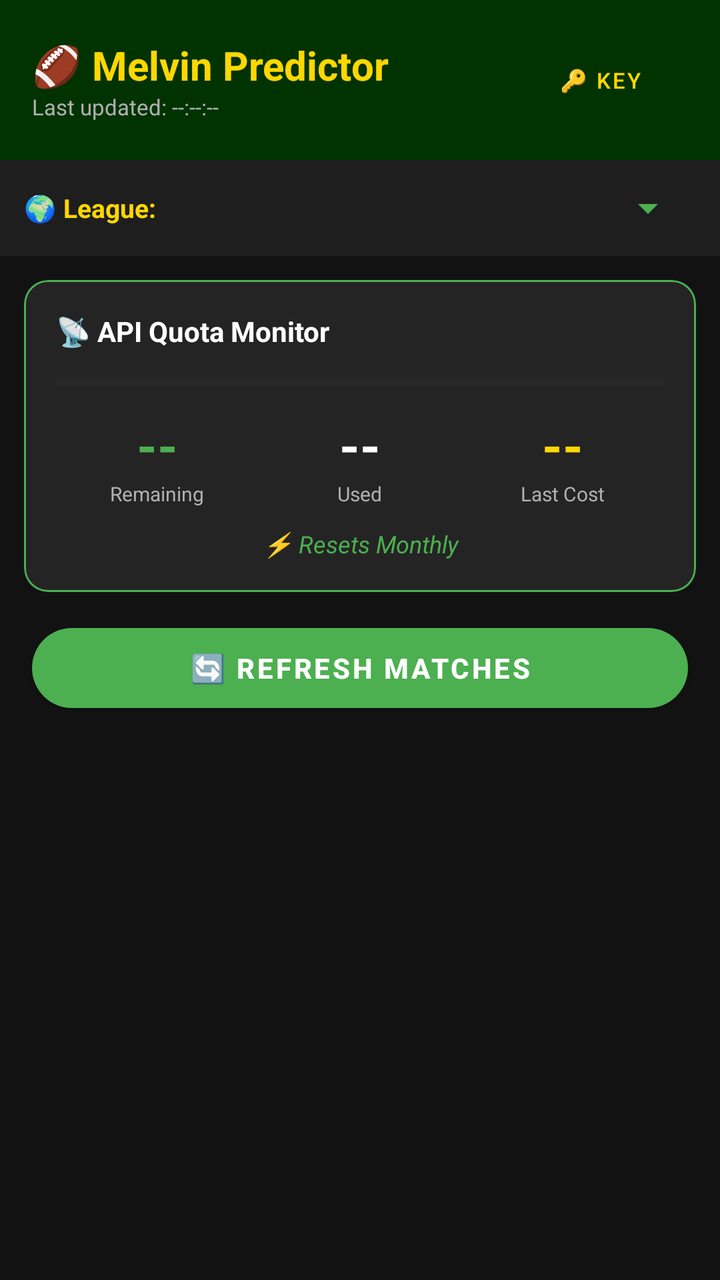
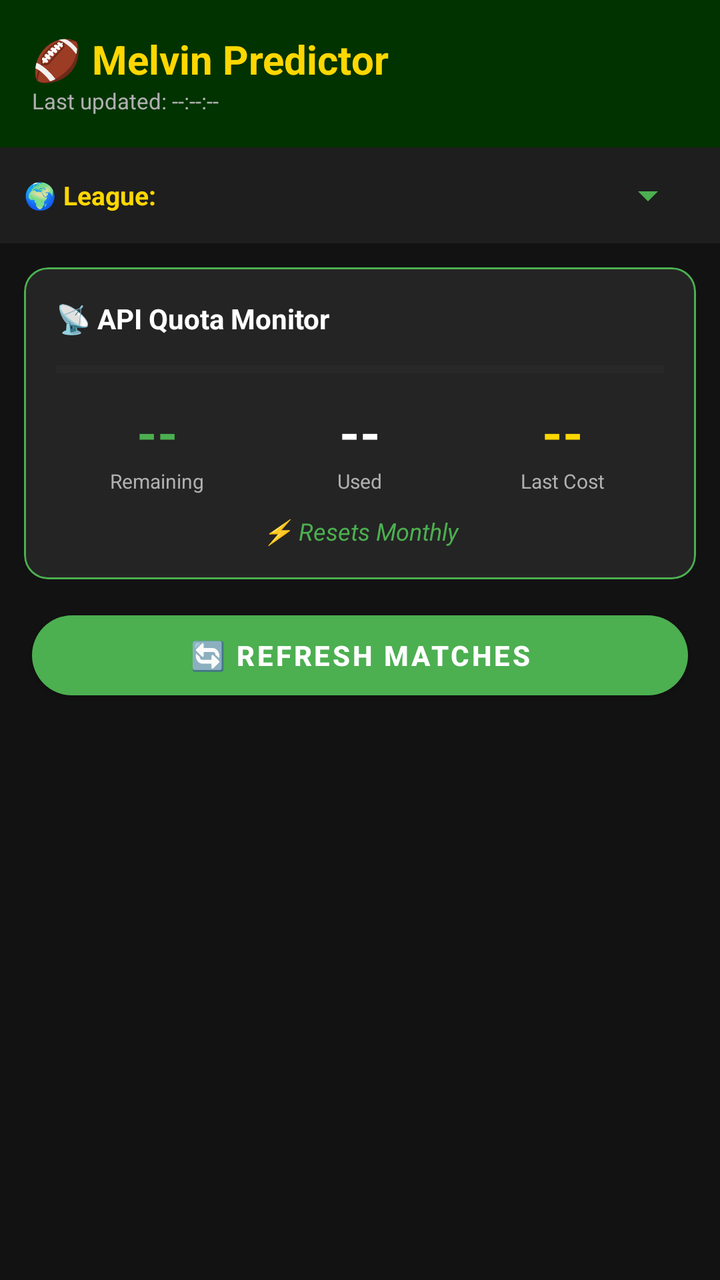

Two renders of the same Android screen: before a commit and after it. Below are the layout's source before the change and the commit's diff.
<!-- AndroidManifest.xml: application theme Theme.MelvinPredictor -->
<!-- res/layout/activity_main.xml -->
<?xml version="1.0" encoding="utf-8"?>
<LinearLayout
    xmlns:android="http://schemas.android.com/apk/res/android"
    xmlns:app="http://schemas.android.com/apk/res-auto"
    android:layout_width="match_parent"
    android:layout_height="match_parent"
    android:orientation="vertical"
    android:background="@color/background">

    
    <LinearLayout
        android:layout_width="match_parent"
        android:layout_height="wrap_content"
        android:orientation="horizontal"
        android:background="@color/primary_dark"
        android:padding="16dp"
        android:gravity="center_vertical">

        <LinearLayout
            android:layout_width="0dp"
            android:layout_height="wrap_content"
            android:layout_weight="1"
            android:orientation="vertical">

            <TextView
                android:layout_width="wrap_content"
                android:layout_height="wrap_content"
                android:text="🏈 Melvin Predictor"
                android:textColor="@color/accent"
                android:textSize="20sp"
                android:textStyle="bold"/>

            <TextView
                android:id="@+id/tvLastUpdated"
                android:layout_width="wrap_content"
                android:layout_height="wrap_content"
                android:text="Last updated: --:--:--"
                android:textColor="@color/text_secondary"
                android:textSize="11sp"/>
        </LinearLayout>

        <com.google.android.material.button.MaterialButton
            android:id="@+id/btnChangeKey"
            style="@style/Widget.MaterialComponents.Button.TextButton"
            android:layout_width="wrap_content"
            android:layout_height="wrap_content"
            android:text="🔑 Key"
            android:textColor="@color/accent"
            android:textSize="11sp"/>
    </LinearLayout>

    
    <LinearLayout
        android:layout_width="match_parent"
        android:layout_height="wrap_content"
        android:orientation="horizontal"
        android:padding="12dp"
        android:gravity="center_vertical"
        android:background="@color/surface">

        <TextView
            android:layout_width="wrap_content"
            android:layout_height="wrap_content"
            android:text="🌍 League: "
            android:textColor="@color/accent"
            android:textSize="13sp"
            android:textStyle="bold"/>

        <Spinner
            android:id="@+id/spinnerLeague"
            android:layout_width="0dp"
            android:layout_height="wrap_content"
            android:layout_weight="1"
            android:backgroundTint="@color/primary_light"
            android:popupBackground="@color/surface"/>
    </LinearLayout>

    
    <com.google.android.material.card.MaterialCardView
        android:layout_width="match_parent"
        android:layout_height="wrap_content"
        android:layout_margin="12dp"
        app:cardBackgroundColor="@color/card_background"
        app:cardCornerRadius="12dp"
        app:strokeColor="@color/primary_light"
        app:strokeWidth="1dp">

        <LinearLayout
            android:layout_width="match_parent"
            android:layout_height="wrap_content"
            android:orientation="vertical"
            android:padding="16dp">

            <TextView
                android:layout_width="wrap_content"
                android:layout_height="wrap_content"
                android:text="📡 API Quota Monitor"
                android:textColor="@color/text_primary"
                android:textSize="14sp"
                android:textStyle="bold"/>

            <ProgressBar
                android:id="@+id/quotaProgressBar"
                style="@style/Widget.AppCompat.ProgressBar.Horizontal"
                android:layout_width="match_parent"
                android:layout_height="12dp"
                android:layout_marginTop="10dp"
                android:layout_marginBottom="8dp"
                android:max="100"
                android:progress="0"
                android:progressTint="@color/quota_good"
                android:progressBackgroundTint="@color/divider"/>

            <LinearLayout
                android:layout_width="match_parent"
                android:layout_height="wrap_content"
                android:orientation="horizontal">

                <LinearLayout
                    android:layout_width="0dp"
                    android:layout_height="wrap_content"
                    android:layout_weight="1"
                    android:orientation="vertical"
                    android:gravity="center">
                    <TextView
                        android:id="@+id/tvRequestsRemaining"
                        android:layout_width="wrap_content"
                        android:layout_height="wrap_content"
                        android:text="--"
                        android:textColor="@color/quota_good"
                        android:textSize="26sp"
                        android:textStyle="bold"/>
                    <TextView
                        android:layout_width="wrap_content"
                        android:layout_height="wrap_content"
                        android:text="Remaining"
                        android:textColor="@color/text_secondary"
                        android:textSize="10sp"/>
                </LinearLayout>

                <LinearLayout
                    android:layout_width="0dp"
                    android:layout_height="wrap_content"
                    android:layout_weight="1"
                    android:orientation="vertical"
                    android:gravity="center">
                    <TextView
                        android:id="@+id/tvRequestsUsed"
                        android:layout_width="wrap_content"
                        android:layout_height="wrap_content"
                        android:text="--"
                        android:textColor="@color/text_primary"
                        android:textSize="26sp"
                        android:textStyle="bold"/>
                    <TextView
                        android:layout_width="wrap_content"
                        android:layout_height="wrap_content"
                        android:text="Used"
                        android:textColor="@color/text_secondary"
                        android:textSize="10sp"/>
                </LinearLayout>

                <LinearLayout
                    android:layout_width="0dp"
                    android:layout_height="wrap_content"
                    android:layout_weight="1"
                    android:orientation="vertical"
                    android:gravity="center">
                    <TextView
                        android:id="@+id/tvLastCost"
                        android:layout_width="wrap_content"
                        android:layout_height="wrap_content"
                        android:text="--"
                        android:textColor="@color/accent"
                        android:textSize="26sp"
                        android:textStyle="bold"/>
                    <TextView
                        android:layout_width="wrap_content"
                        android:layout_height="wrap_content"
                        android:text="Last Cost"
                        android:textColor="@color/text_secondary"
                        android:textSize="10sp"/>
                </LinearLayout>
            </LinearLayout>

            <TextView
                android:id="@+id/tvQuotaStatus"
                android:layout_width="match_parent"
                android:layout_height="wrap_content"
                android:layout_marginTop="10dp"
                android:gravity="center"
                android:text="⚡ Resets Monthly"
                android:textColor="@color/quota_good"
                android:textSize="12sp"
                android:textStyle="italic"/>
        </LinearLayout>
    </com.google.android.material.card.MaterialCardView>

    
    <com.google.android.material.button.MaterialButton
        android:id="@+id/btnRefresh"
        style="@style/RefreshButton"
        android:layout_width="match_parent"
        android:layout_height="52dp"
        android:layout_marginStart="16dp"
        android:layout_marginEnd="16dp"
        android:layout_marginBottom="8dp"
        android:text="🔄 Refresh Matches"/>

    
    <LinearLayout
        android:id="@+id/loadingLayout"
        android:layout_width="match_parent"
        android:layout_height="wrap_content"
        android:orientation="horizontal"
        android:gravity="center"
        android:padding="12dp"
        android:visibility="gone">
        <ProgressBar
            android:layout_width="24dp"
            android:layout_height="24dp"
            android:indeterminateTint="@color/accent"/>
        <TextView
            android:layout_width="wrap_content"
            android:layout_height="wrap_content"
            android:layout_marginStart="12dp"
            android:text="Loading predictions..."
            android:textColor="@color/text_secondary"/>
    </LinearLayout>

    
    <TextView
        android:id="@+id/tvEmptyState"
        android:layout_width="match_parent"
        android:layout_height="wrap_content"
        android:gravity="center"
        android:padding="32dp"
        android:text="No matches available!"
        android:textColor="@color/text_secondary"
        android:visibility="gone"/>

    
    <androidx.recyclerview.widget.RecyclerView
        android:id="@+id/rvMatches"
        android:layout_width="match_parent"
        android:layout_height="0dp"
        android:layout_weight="1"
        android:clipToPadding="false"
        android:paddingStart="12dp"
        android:paddingEnd="12dp"
        android:paddingBottom="16dp"/>

</LinearLayout>
<!-- resources referenced by this layout -->
<resources>
  <color name="accent">#FFD700</color>
  <color name="background">#121212</color>
  <color name="card_background">#242424</color>
  <color name="divider">#333333</color>
  <color name="primary_dark">#003300</color>
  <color name="primary_light">#4CAF50</color>
  <color name="quota_good">#4CAF50</color>
  <color name="surface">#1E1E1E</color>
  <color name="text_primary">#FFFFFF</color>
  <color name="text_secondary">#B0B0B0</color>
  <style name="RefreshButton" parent="Widget.MaterialComponents.Button">
          <item name="backgroundTint">@color/primary_light</item>
          <item name="android:textColor">@color/text_primary</item>
          <item name="android:textStyle">bold</item>
          <item name="cornerRadius">24dp</item>
      </style>
  <style name="Theme.MelvinPredictor" parent="Theme.MaterialComponents.DayNight.NoActionBar">
          
          <item name="colorPrimary">@color/primary</item>
          <item name="colorPrimaryVariant">@color/primary_dark</item>
          <item name="colorOnPrimary">@color/text_primary</item>
          <item name="colorSecondary">@color/accent</item>
          <item name="colorSurface">@color/surface</item>
          <item name="android:colorBackground">@color/background</item>
          <item name="android:windowBackground">@color/background</item>
          <item name="android:statusBarColor">@color/primary_dark</item>
          <item name="android:navigationBarColor">@color/background</item>
  
          
          <item name="android:textColorPrimary">@color/text_primary</item>
          <item name="android:textColorSecondary">@color/text_secondary</item>
      </style>
  <color name="primary">#1B5E20</color>
</resources>

<!-- the commit's change to res/layout/activity_main.xml (unified diff, before → after) -->
@@ -11,41 +11,24 @@
     <LinearLayout
         android:layout_width="match_parent"
         android:layout_height="wrap_content"
-        android:orientation="horizontal"
+        android:orientation="vertical"
         android:background="@color/primary_dark"
-        android:padding="16dp"
-        android:gravity="center_vertical">
-
-        <LinearLayout
-            android:layout_width="0dp"
-            android:layout_height="wrap_content"
-            android:layout_weight="1"
-            android:orientation="vertical">
-
-            <TextView
-                android:layout_width="wrap_content"
-                android:layout_height="wrap_content"
-                android:text="🏈 Melvin Predictor"
-                android:textColor="@color/accent"
-                android:textSize="20sp"
-                android:textStyle="bold"/>
-
-            <TextView
-                android:id="@+id/tvLastUpdated"
-                android:layout_width="wrap_content"
-                android:layout_height="wrap_content"
-                android:text="Last updated: --:--:--"
-                android:textColor="@color/text_secondary"
-                android:textSize="11sp"/>
-        </LinearLayout>
-
-        <com.google.android.material.button.MaterialButton
-            android:id="@+id/btnChangeKey"
-            style="@style/Widget.MaterialComponents.Button.TextButton"
-            android:layout_width="wrap_content"
-            android:layout_height="wrap_content"
-            android:text="🔑 Key"
+        android:padding="16dp">
+
+        <TextView
+            android:layout_width="wrap_content"
+            android:layout_height="wrap_content"
+            android:text="🏈 Melvin Predictor"
             android:textColor="@color/accent"
+            android:textSize="20sp"
+            android:textStyle="bold"/>
+
+        <TextView
+            android:id="@+id/tvLastUpdated"
+            android:layout_width="wrap_content"
+            android:layout_height="wrap_content"
+            android:text="Last updated: --:--:--"
+            android:textColor="@color/text_secondary"
             android:textSize="11sp"/>
     </LinearLayout>
 
